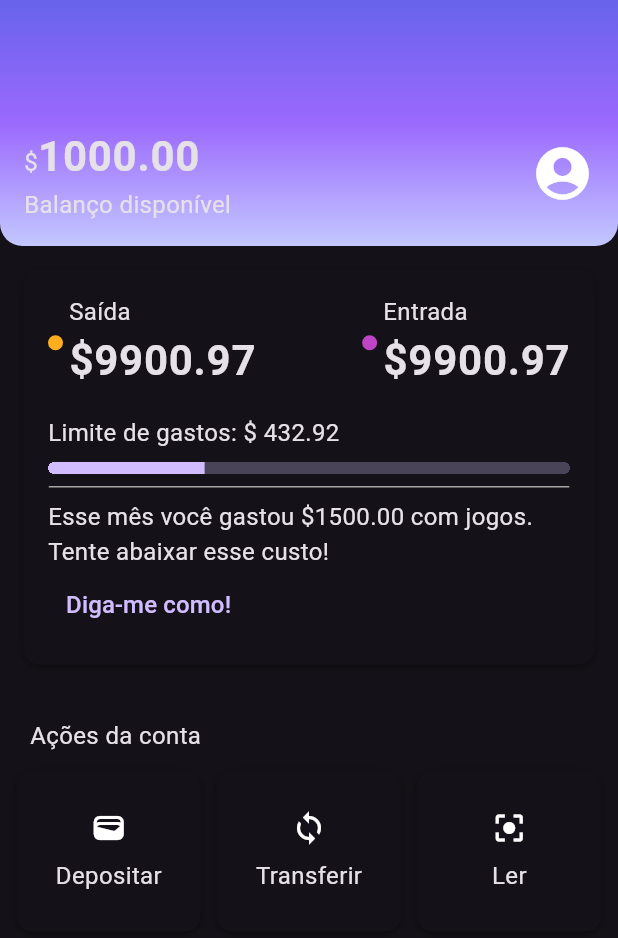
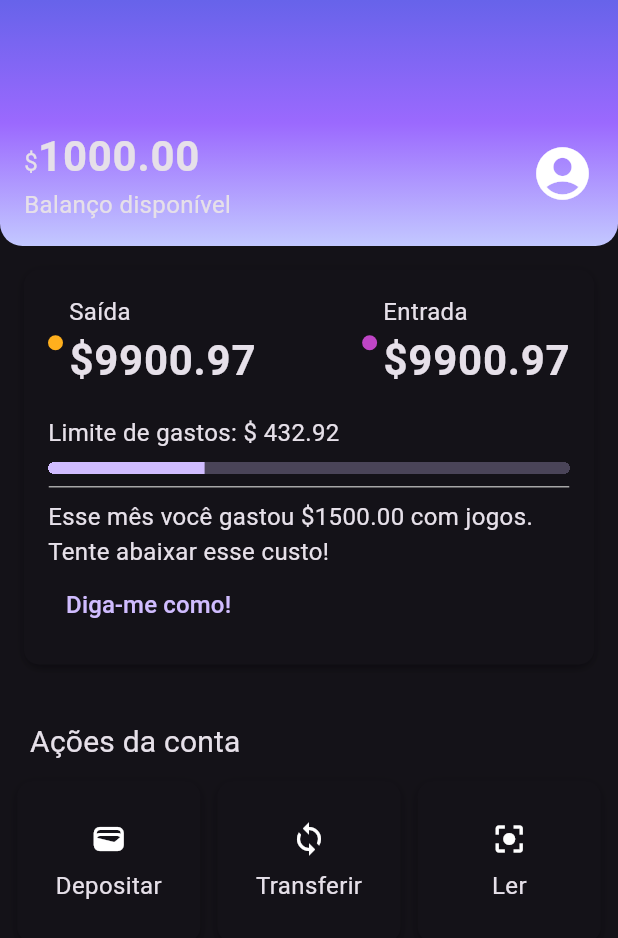
Before and after one commit to athosmartinez/cursoFlutter_Layouts, a Flutter app: the screen it shows after launch, on a phone screen of 412 x 824 dp. Shown: the top 938 px of the screen. Run offline on Flutter 3.47's test engine with Material 3 defaults, Android fonts, the phone set to English and light mode, and no system bars.

Commit message:
code refactoring

```diff
--- a/cursoflutter_layouts/lib/components/sections/account_actions.dart
+++ b/cursoflutter_layouts/lib/components/sections/account_actions.dart
@@ -13,70 +13,25 @@ class AccountAction extends StatelessWidget {
           padding: const EdgeInsets.only(top: 20, left: 20),
           child: Text(
             "Ações da conta",
-            style: Theme.of(context).textTheme.bodyMedium,
+            style: Theme.of(context).textTheme.titleMedium,
           ),
         ),
-        Padding(
-          padding: const EdgeInsets.only(top: 12),
+        const Padding(
+          padding: EdgeInsets.only(top: 12),
           child: Row(
             mainAxisAlignment: MainAxisAlignment.spaceEvenly,
             children: [
               BoxCard(
-                boxContent: Container(
-                  height: 75,
-                  width: 90,
-                  decoration: BoxDecoration(
-                    borderRadius: BorderRadius.circular(10),
-                  ),
-                  child: const Column(
-                    mainAxisAlignment: MainAxisAlignment.center,
-                    children: [
-                      Icon(Icons.wallet),
-                      Padding(
-                        padding: EdgeInsets.only(top: 8),
-                        child: Text("Depositar"),
-                      ),
-                    ],
-                  ),
-                ),
+                boxContent: _AccountActionsContent(
+                    icon: Icon(Icons.wallet), text: "Depositar"),
               ),
               BoxCard(
-                boxContent: Container(
-                  height: 75,
-                  width: 90,
-                  decoration: BoxDecoration(
-                    borderRadius: BorderRadius.circular(10),
-                  ),
-                  child: const Column(
-                    mainAxisAlignment: MainAxisAlignment.center,
-                    children: [
-                      Icon(Icons.sync),
-                      Padding(
-                        padding: EdgeInsets.only(top: 8),
-                        child: Text("Transferir"),
-                      ),
-                    ],
-                  ),
-                ),
+                boxContent: _AccountActionsContent(
+                    icon: Icon(Icons.sync), text: "Transferir"),
               ),
               BoxCard(
-                boxContent: Container(
-                  height: 75,
-                  width: 90,
-                  decoration: BoxDecoration(
-                    borderRadius: BorderRadius.circular(10),
-                  ),
-                  child: const Column(
-                    mainAxisAlignment: MainAxisAlignment.center,
-                    children: [
-                      Icon(Icons.center_focus_strong),
-                      Padding(
-                        padding: EdgeInsets.only(top: 8),
-                        child: Text("Ler"),
-                      ),
-                    ],
-                  ),
-                ),
+                boxContent: _AccountActionsContent(
+                    icon: Icon(Icons.center_focus_strong), text: "Ler"),
               ),
             ],
           ),
@@ -85,3 +40,28 @@ class AccountAction extends StatelessWidget {
     );
   }
 }
+
+class _AccountActionsContent extends StatelessWidget {
+  final Icon icon;
+  final String text;
+  const _AccountActionsContent(
+      {super.key, required this.icon, required this.text});
+
+  @override
+  Widget build(BuildContext context) {
+    return SizedBox(
+      height: 75,
+      width: 90,
+      child: Column(
+        mainAxisAlignment: MainAxisAlignment.center,
+        children: [
+          icon,
+          Padding(
+            padding: const EdgeInsets.only(top: 8),
+            child: Text(text),
+          ),
+        ],
+      ),
+    );
+  }
+}
--- a/cursoflutter_layouts/lib/themes/my_theme.dart
+++ b/cursoflutter_layouts/lib/themes/my_theme.dart
@@ -6,7 +6,7 @@ ThemeData MyTheme = ThemeData(
   primaryColor: ThemeColors.primaryColor,
   brightness: Brightness.dark,
   textTheme: const TextTheme(
-    bodyMedium: TextStyle(fontSize: 16),
-    bodyLarge: TextStyle(fontWeight: FontWeight.bold, fontSize: 28),
-  ),
+      bodyMedium: TextStyle(fontSize: 16),
+      bodyLarge: TextStyle(fontWeight: FontWeight.bold, fontSize: 28),
+      titleMedium: TextStyle(fontSize: 20, fontWeight: FontWeight.normal)),
 );
```
